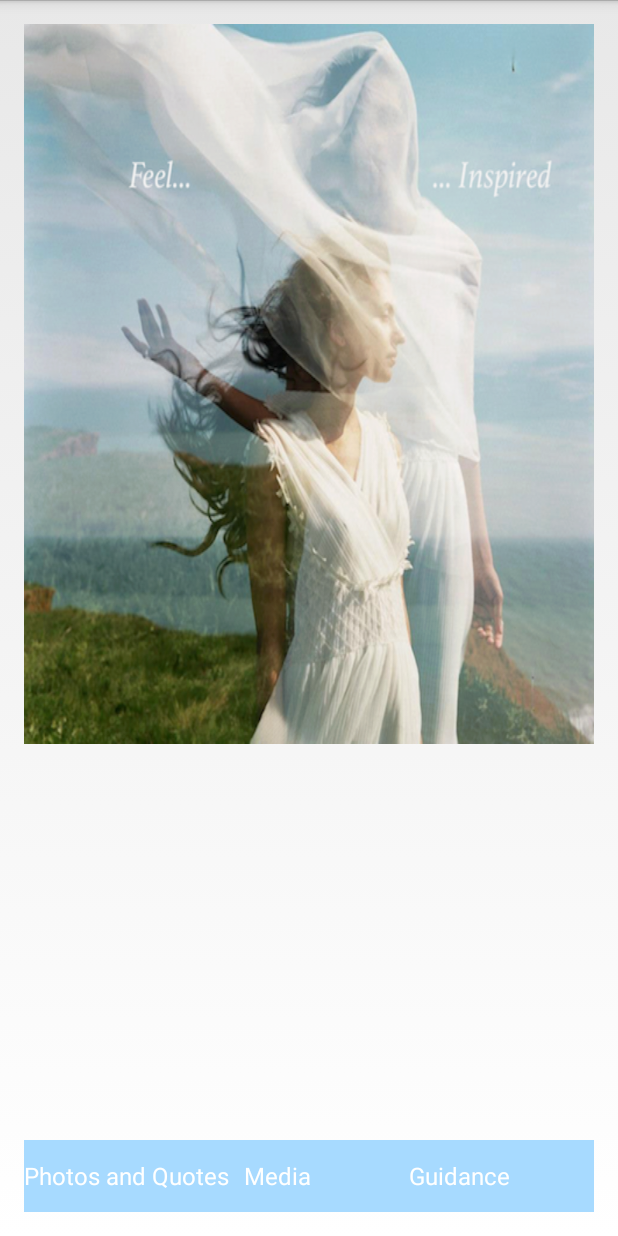
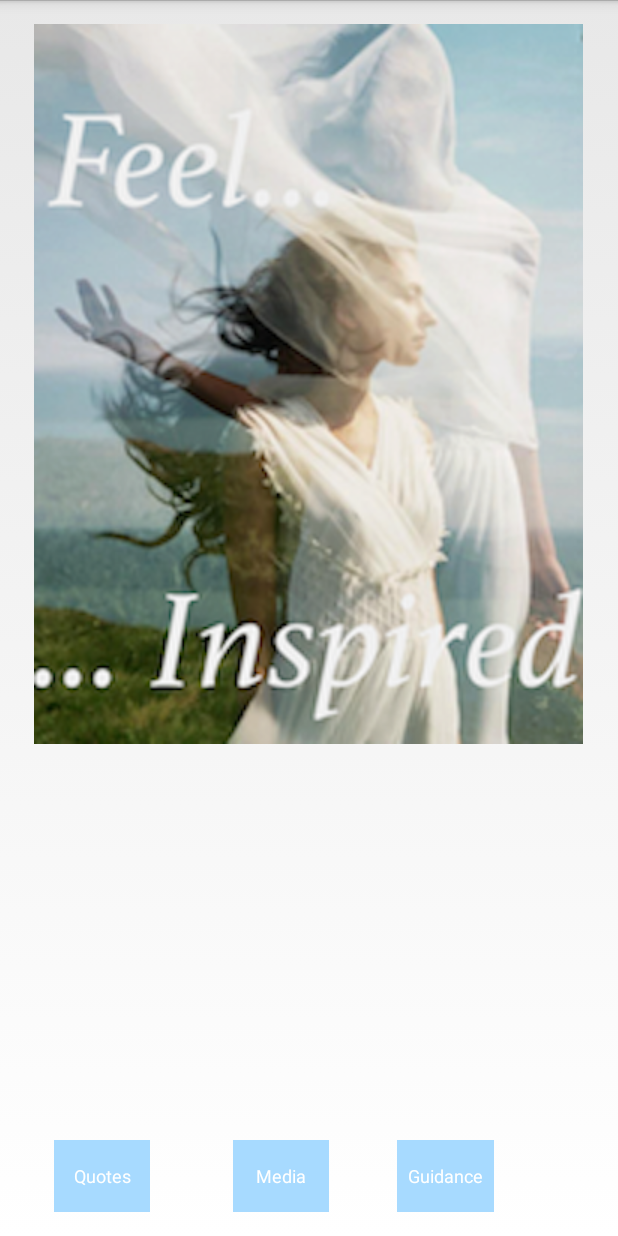
Before and after one commit to farrahzaman/DreamOn, an Android app: the InspirationActivity screen opened directly, with no data from a screen before it, on a phone screen of 412 x 824 dp. Run offline under Robolectric (Android 15) with nearby library versions, the phone set to English and light mode, and no system bars.

Commit message:
adjustments - icon on main activity

```diff
--- a/app/src/main/AndroidManifest.xml
+++ b/app/src/main/AndroidManifest.xml
@@ -4,7 +4,7 @@
 
     <application
         android:allowBackup="true"
-        android:icon="@drawable/iconlauncher"
+        android:icon="@drawable/ic_launcher"
         android:label="@string/app_name"
         android:theme="@style/AppTheme" >
         <activity
--- a/app/src/main/res/layout/activity_inspiration.xml
+++ b/app/src/main/res/layout/activity_inspiration.xml
@@ -8,57 +8,57 @@
     android:paddingBottom="@dimen/activity_vertical_margin"
     tools:context="farrahzaman.dreamon.InspirationActivity">
 
+    <ImageView
+        android:layout_width="wrap_content"
+        android:layout_height="wrap_content"
+        android:background="@drawable/feelinspired"
+        android:id="@+id/imageView"
+        android:layout_alignParentTop="true"
+        android:layout_centerHorizontal="true"
+        android:layout_marginBottom="55dp" />
+
+    <LinearLayout
+        android:layout_width="match_parent"
+        android:layout_height="wrap_content"
+        android:layout_alignParentBottom="true"
+        android:id="@+id/layoutButtons"
+        >
     <Button
         android:layout_width="wrap_content"
         android:layout_height="wrap_content"
-        android:text="Photos and Quotes"
+        android:text="Quotes"
         android:id="@+id/buttonPhotosQuotes"
-        android:layout_alignParentBottom="true"
-        android:layout_alignParentLeft="true"
-        android:layout_alignParentStart="true"
-        android:textSize="16sp"
         android:background="#ffa7daff"
-        android:textColor="#ffffffff" />
+        android:textColor="#ffffffff"
+        android:textSize="12sp"
+        android:padding="7dp"
+        android:layout_marginLeft="20dp"
+        />
 
     <Button
         android:layout_width="wrap_content"
         android:layout_height="wrap_content"
         android:text="Media"
         android:id="@+id/buttonMedia"
-        android:layout_toEndOf="@+id/buttonPhotosQuotes"
-        android:layout_alignTop="@+id/buttonPhotosQuotes"
-        android:layout_toRightOf="@+id/buttonPhotosQuotes"
-        android:textSize="16sp"
         android:background="#ffa7daff"
-        android:textColor="#ffffff" />
+        android:textColor="#ffffff"
+        android:textSize="12sp"
+        android:padding="7dp"
+        android:layout_marginLeft="55dp"
+        />
 
     <Button
         android:layout_width="wrap_content"
         android:layout_height="wrap_content"
         android:text="Guidance"
         android:id="@+id/buttonGuidance"
-        android:layout_toEndOf="@+id/buttonMedia"
-        android:textSize="16sp"
-        android:layout_below="@+id/frameLayout"
-        android:layout_alignParentRight="true"
-        android:layout_alignParentEnd="true"
         android:background="#ffa7daff"
-        android:textColor="#ffffff" />
-
-    <FrameLayout
-        android:layout_width="fill_parent"
-        android:layout_height="fill_parent"
-        android:layout_alignParentTop="true"
-        android:layout_above="@+id/buttonPhotosQuotes"
-        android:id="@+id/frameLayout">
-
-        <ImageView
-            android:layout_width="wrap_content"
-            android:layout_height="wrap_content"
-            android:background="@drawable/feelinspired"
-            android:id="@+id/imageView3"
-            android:layout_gravity="center_horizontal|top" />
-    </FrameLayout>
+        android:textColor="#ffffff"
+        android:textSize="12sp"
+        android:padding="7dp"
+        android:layout_marginLeft="45dp"
+        />
+    </LinearLayout>
 
 
 </RelativeLayout>
```
Also changed, not shown: app/src/main/res/layout/activity_dream_main.xml (+10 -9 lines), app/src/main/res/drawable-mdpi/cloudmaincopy1.png (added), app/src/main/res/drawable-mdpi/feelinspired.png, app/src/main/res/drawable-mdpi/ic_launcher.png (deleted).
